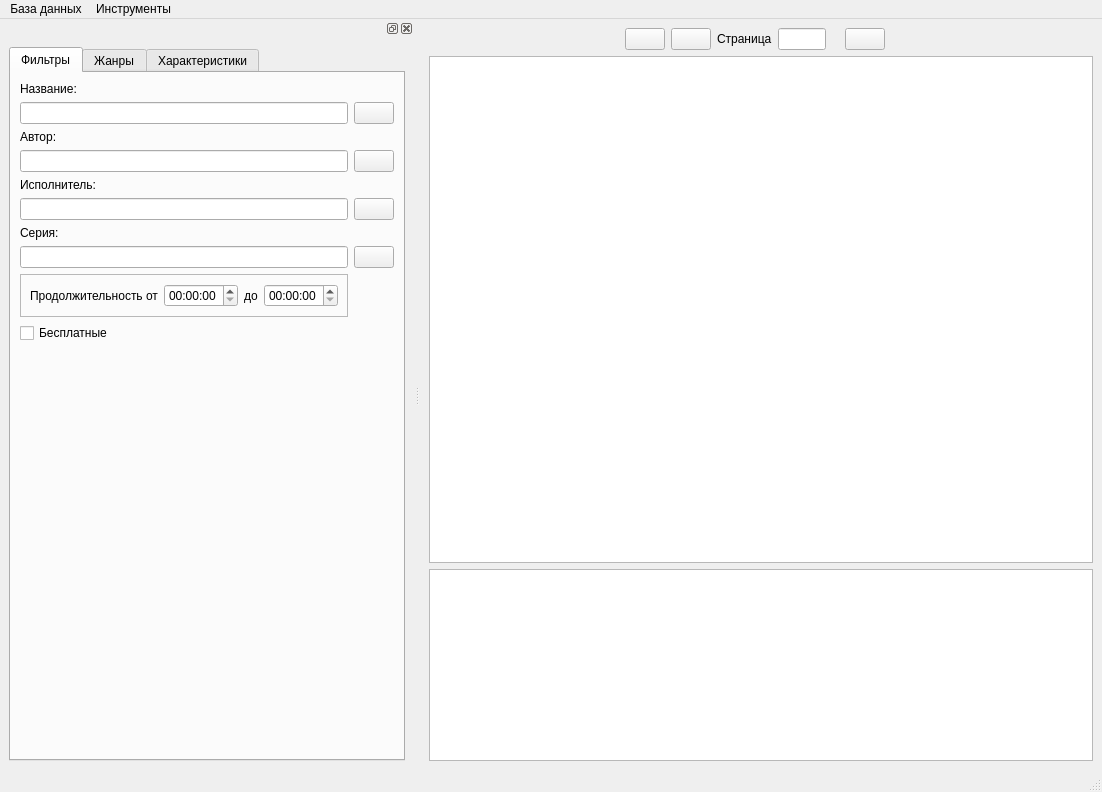
fabrikant/akniga-parser, file ui/main.ui: the form before one commit.
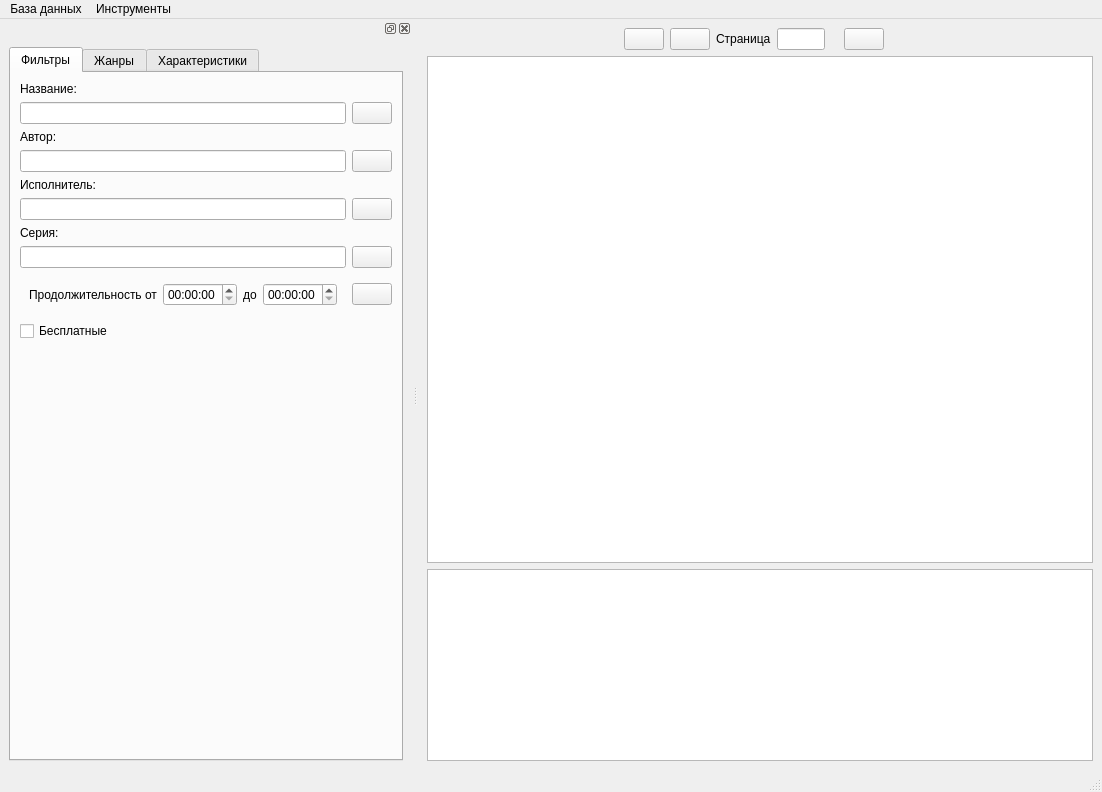
The form after the commit. Icons and pictures are not drawn.

```diff
--- a/ui/main.ui
+++ b/ui/main.ui
@@ -215,12 +215,6 @@
           <layout class="QGridLayout" name="gridLayout_6">
            <item row="0" column="0" colspan="2">
             <widget class="QFrame" name="frame">
-             <property name="frameShape">
-              <enum>QFrame::StyledPanel</enum>
-             </property>
-             <property name="frameShadow">
-              <enum>QFrame::Raised</enum>
-             </property>
              <layout class="QHBoxLayout" name="horizontalLayout">
               <item>
                <widget class="QLabel" name="label_7">
@@ -344,6 +338,14 @@
            </property>
           </widget>
          </item>
+         <item row="10" column="1">
+          <widget class="QPushButton" name="filter_time_clear">
+           <property name="icon">
+            <iconset>
+             <normaloff>img/act_delete.png</normaloff>img/act_delete.png</iconset>
+           </property>
+          </widget>
+         </item>
         </layout>
        </widget>
        <widget class="QWidget" name="tab2">
```
Left out of the diff: 43 changed lines with no effect on the pictures.
